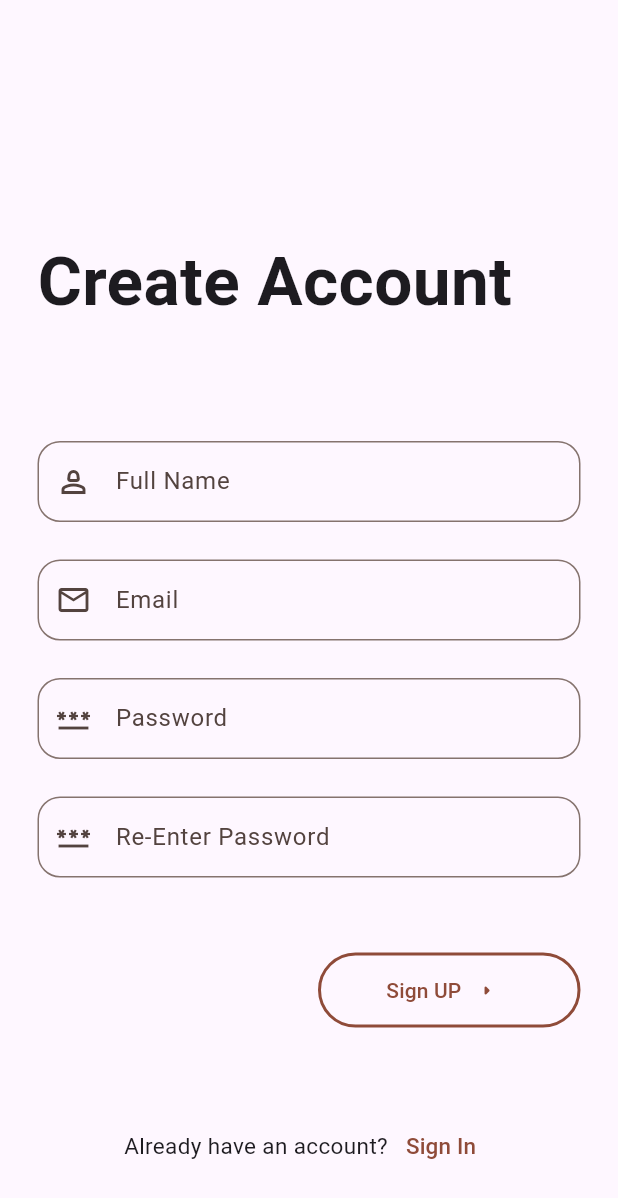
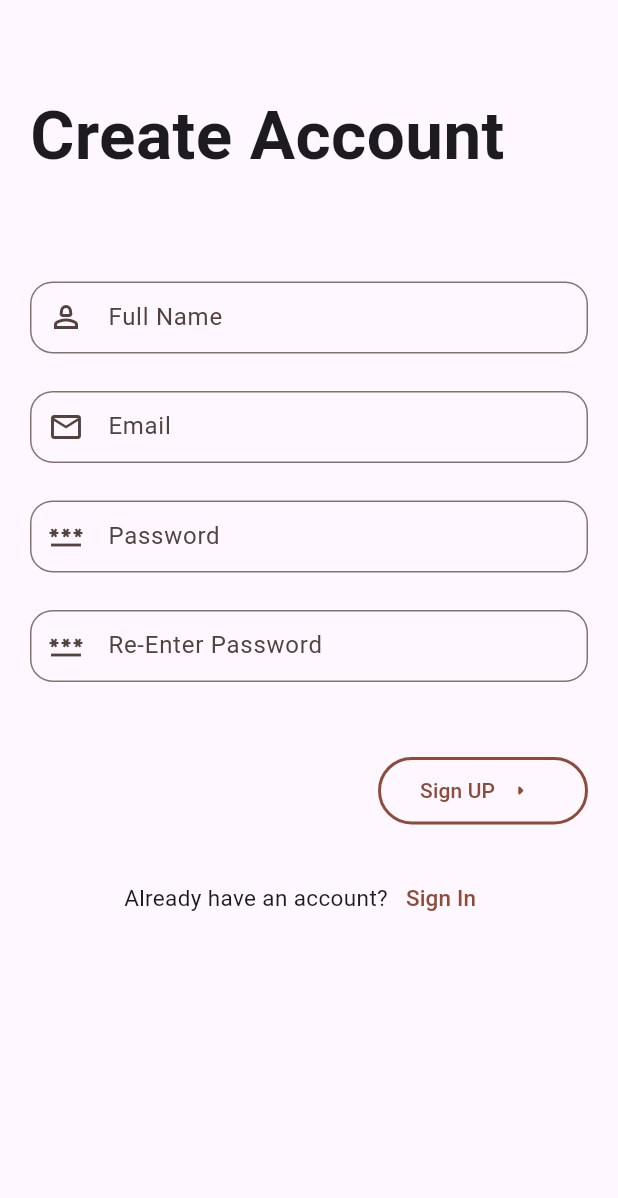
Before and after one commit to Praveen0586/brownsofts, a Flutter app: the screen it shows after launch, after a tap on "Sign Up", on a phone screen of 412 x 824 dp. Shown: the top 1198 px of the screen. Run offline on Flutter 3.47's test engine with Material 3 defaults, Android fonts, the phone set to English and light mode, and no system bars; our stand-ins replace flutter_dotenv, flutter_image_slideshow, fluttertoast, font_awesome_flutter, get, google_fonts and 3 more; missing offline and left inert: dart:ffi, dynamic_tabbar, flutter_paypal_payment, mailer; network calls fail.

Commit message:
with some error

```diff
--- a/lib/activities/API/api.dart
+++ b/lib/activities/API/api.dart
@@ -1,6 +1,6 @@
 class API {
   //acces to folders
-  static const mainhost = "https://clustratio.com/brownsofts_app";
+  static const mainhost = "https://esccnm.com/brownsofts_app";
   static const connect = "$mainhost/connection.php";
   static const user = "$mainhost/user";
 
--- a/lib/activities/authentivation/create_user.dart
+++ b/lib/activities/authentivation/create_user.dart
@@ -5,7 +5,6 @@ import 'package:brownsofts/activities/authentivation/sign_In.dart';
 import 'package:brownsofts/activities/models/remember_user.dart';
 import 'package:brownsofts/activities/models/user.dart';
 import 'package:brownsofts/main%20screen.dart';
-import 'package:brownsofts/screens/fragments/home%20screen.dart';
 import 'package:flutter/material.dart';
 import 'package:fluttertoast/fluttertoast.dart';
 import 'package:http/http.dart' as http;
@@ -64,8 +63,8 @@ class _CreateAccountPage extends State<CreateAccountPage> {
           //     () => Navigator.of(context)
           //         .push(MaterialPageRoute(builder: (ctx) => Homescreen())));
 
-          Future.delayed(Duration(milliseconds: 100),
-              () => Get.off(const MainScreen()));
+          Future.delayed(
+              Duration(milliseconds: 100), () => Get.off(const MainScreen()));
         }
       }
     } catch (e) {
@@ -76,15 +75,18 @@ class _CreateAccountPage extends State<CreateAccountPage> {
   @override
   Widget build(BuildContext context) {
     return Scaffold(
-      body: Padding(
-        padding: EdgeInsets.all(25),
+      body: Container(
+        height: MediaQuery.of(context).size.height * 98,
+        width: MediaQuery.of(context).size.width,
+        child: Padding(
+          padding: EdgeInsets.only(left: 20, right: 20),
           child: ListView(
             children: [
               Column(
                 crossAxisAlignment: CrossAxisAlignment.start,
                 children: [
-                const SizedBox(
-                  height: 130,
+                  SizedBox(
+                    height: MediaQuery.of(context).size.height * 0.07,
                   ),
                   const Text(
                     "Create Account ",
@@ -93,16 +95,17 @@ class _CreateAccountPage extends State<CreateAccountPage> {
                       fontSize: 45,
                     ),
                   ),
-                const SizedBox(
-                  height: 75,
+                  SizedBox(
+                    height: MediaQuery.of(context).size.height * 0.08,
                   ),
                   Form(
                       key: formkey1,
                       child: Column(
                         children: [
-                        TextFormField(
+                          SizedBox(
+                            child: TextFormField(
                               decoration: InputDecoration(
-                              contentPadding: EdgeInsets.all(15),
+                                  contentPadding: EdgeInsets.all(9),
                                   prefixIcon: Icon(
                                     Icons.person_2_outlined,
                                   ),
@@ -127,12 +130,13 @@ class _CreateAccountPage extends State<CreateAccountPage> {
                                 e_name = newValue!;
                               },
                             ),
+                          ),
                           SizedBox(
                             height: 25,
                           ), //email
                           TextFormField(
                             decoration: InputDecoration(
-                              contentPadding: EdgeInsets.all(15),
+                                contentPadding: EdgeInsets.all(9),
                                 prefixIcon: Icon(
                                   Icons.email_outlined,
                                 ),
@@ -164,7 +168,7 @@ class _CreateAccountPage extends State<CreateAccountPage> {
                           ), //Password 1
                           TextFormField(
                             decoration: InputDecoration(
-                              contentPadding: EdgeInsets.all(15),
+                                contentPadding: EdgeInsets.all(9),
                                 prefixIcon: Icon(
                                   Icons.password_outlined,
                                 ),
@@ -197,7 +201,7 @@ class _CreateAccountPage extends State<CreateAccountPage> {
                           ),
                           TextFormField(
                             decoration: InputDecoration(
-                              contentPadding: EdgeInsets.all(15),
+                                contentPadding: EdgeInsets.all(9),
                                 prefixIcon: Icon(
                                   Icons.password_outlined,
                                 ),
@@ -231,8 +235,8 @@ class _CreateAccountPage extends State<CreateAccountPage> {
                           Align(
                             alignment: Alignment.centerRight,
                             child: SizedBox(
-                            height: 50,
-                            width: 175,
+                              height: 45,
+                              width: 140,
                               child: OutlinedButton.icon(
                                 onPressed: () {
                                   formkey1.currentState!.validate();
@@ -256,7 +260,7 @@ class _CreateAccountPage extends State<CreateAccountPage> {
                             ),
                           ),
                           const SizedBox(
-                          height: 55,
+                            height: 25,
                           ),
                           Row(
                             mainAxisAlignment: MainAxisAlignment.center,
@@ -288,6 +292,7 @@ class _CreateAccountPage extends State<CreateAccountPage> {
             ],
           ),
         ),
+      ),
     );
   }
 }
--- a/lib/activities/authentivation/sign_In.dart
+++ b/lib/activities/authentivation/sign_In.dart
@@ -5,7 +5,6 @@ import 'package:brownsofts/activities/authentivation/create_user.dart';
 import 'package:brownsofts/activities/models/remember_user.dart';
 import 'package:brownsofts/activities/models/user.dart';
 import 'package:brownsofts/main%20screen.dart';
-import 'package:brownsofts/screens/fragments/home%20screen.dart';
 import 'package:flutter/material.dart';
 import 'package:fluttertoast/fluttertoast.dart';
 import 'package:get/get.dart';
--- a/lib/activities/models/remember_user.dart
+++ b/lib/activities/models/remember_user.dart
@@ -1,8 +1,6 @@
 import 'dart:convert';
 
 import 'package:brownsofts/activities/models/user.dart';
-import 'package:fluttertoast/fluttertoast.dart';
-import 'package:get/get.dart';
 import 'package:shared_preferences/shared_preferences.dart';
 
 class Remembrprefs {
--- a/lib/main.dart
+++ b/lib/main.dart
@@ -7,15 +7,16 @@ import "package:brownsofts/activities/authentivation/google_signin.dart";
 import "package:brownsofts/activities/authentivation/sign_In.dart";
 import "package:brownsofts/activities/models/remember_user.dart";
 import "package:brownsofts/main%20screen.dart";
-import "package:brownsofts/screens/fragments/home%20screen.dart";
 import "package:flutter/material.dart";
 import 'package:fluttertoast/fluttertoast.dart';
 import "package:get/get.dart";
 import "package:google_sign_in/google_sign_in.dart";
 import 'package:http/http.dart' as http;
+import "package:flutter_dotenv/flutter_dotenv.dart";
 
-void main() {
+void main()  {
   WidgetsFlutterBinding.ensureInitialized;
+ // await dotenv.load(fileName: ".env");
   runApp(GetMaterialApp(
     debugShowCheckedModeBanner: false,
     debugShowMaterialGrid: false,
@@ -72,10 +73,10 @@ class _HomePageState extends State<HomePage> {
               Container(
                 color: const Color.fromARGB(224, 238, 225, 215),
                 width: MediaQuery.of(context).size.width,
-                height: MediaQuery.of(context).size.height / 1.4,
+                height: MediaQuery.of(context).size.height / 1.8,
                 child: Center(
                   child: SizedBox(
-                    height: 350,
+                    //  height: MediaQuery.of(context).size.height ,
                     width: 350,
                     child: Image.asset(
                       "assets/logo.png",
@@ -89,14 +90,14 @@ class _HomePageState extends State<HomePage> {
           ),
           Expanded(
             child: Column(
-              mainAxisAlignment: MainAxisAlignment.end,
+              mainAxisAlignment: MainAxisAlignment.center,
               crossAxisAlignment: CrossAxisAlignment.center,
               children: [
                 const SizedBox(
-                  height: 30,
+                  height: 10,
                 ),
                 SizedBox(
-                  height: 55,
+                  height: MediaQuery.of(context).size.height * 0.07,
                   width: MediaQuery.of(context).size.width / 1.5,
                   child: OutlinedButton(
                     onPressed: () {
@@ -119,7 +120,7 @@ class _HomePageState extends State<HomePage> {
                   height: 20,
                 ),
                 SizedBox(
-                  height: 55,
+                  height: MediaQuery.of(context).size.height * 0.07,
                   width: MediaQuery.of(context).size.width / 1.5,
                   child: OutlinedButton(
                     onPressed: () async {
@@ -150,7 +151,7 @@ class _HomePageState extends State<HomePage> {
                   height: 20,
                 ),
                 SizedBox(
-                  height: 55,
+                  height: MediaQuery.of(context).size.height * 0.07,
                   width: MediaQuery.of(context).size.width / 1.5,
                   child: OutlinedButton(
                     onPressed: () {
--- a/lib/screens/fragments/contact.dart
+++ b/lib/screens/fragments/contact.dart
@@ -1,5 +1,4 @@
 import 'package:flutter/material.dart';
-import 'package:fluttertoast/fluttertoast.dart';
 import 'package:google_fonts/google_fonts.dart';
 
 class DesignedContact extends StatefulWidget {
--- a/lib/screens/fragments/customer_entry_screen.dart
+++ b/lib/screens/fragments/customer_entry_screen.dart
@@ -1,5 +1,4 @@
 import 'package:brownsofts/activities/models/remember_user.dart';
-import 'package:brownsofts/widgets/Loading_screen.dart';
 import 'package:flutter/material.dart';
 import 'package:flutter_paypal_payment/flutter_paypal_payment.dart';
 import 'package:fluttertoast/fluttertoast.dart';
--- a/lib/activities/models/service/categeries.dart
+++ b/lib/service/categeries.dart
@@ -1,4 +1,3 @@
-import 'package:flutter/material.dart';
 
 class Categeries {
   String titles;
--- a/pubspec.yaml
+++ b/pubspec.yaml
@@ -50,6 +50,8 @@ dependencies:
   tab: ^0.0.1
   tab_container: ^3.5.3
   flutter_paypal_payment: ^1.0.7
+  mailer: ^6.4.1
+  flutter_dotenv: ^5.2.1
   #flutter_paypal_checkout: ^1.0.1
 dev_dependencies:
   flutter_test:
```
Also changed, not shown: lib/main screen.dart (+6 -2 lines), lib/screens/fragments/home screen.dart (+6 -2 lines), lib/service/mail_services.dart (added, +139 -0 lines), lib/service/services.dart (renamed from lib/activities/models/service/services.dart), pubspec.lock, 6 other files. Lines whose indentation alone changed are shown as unchanged.
